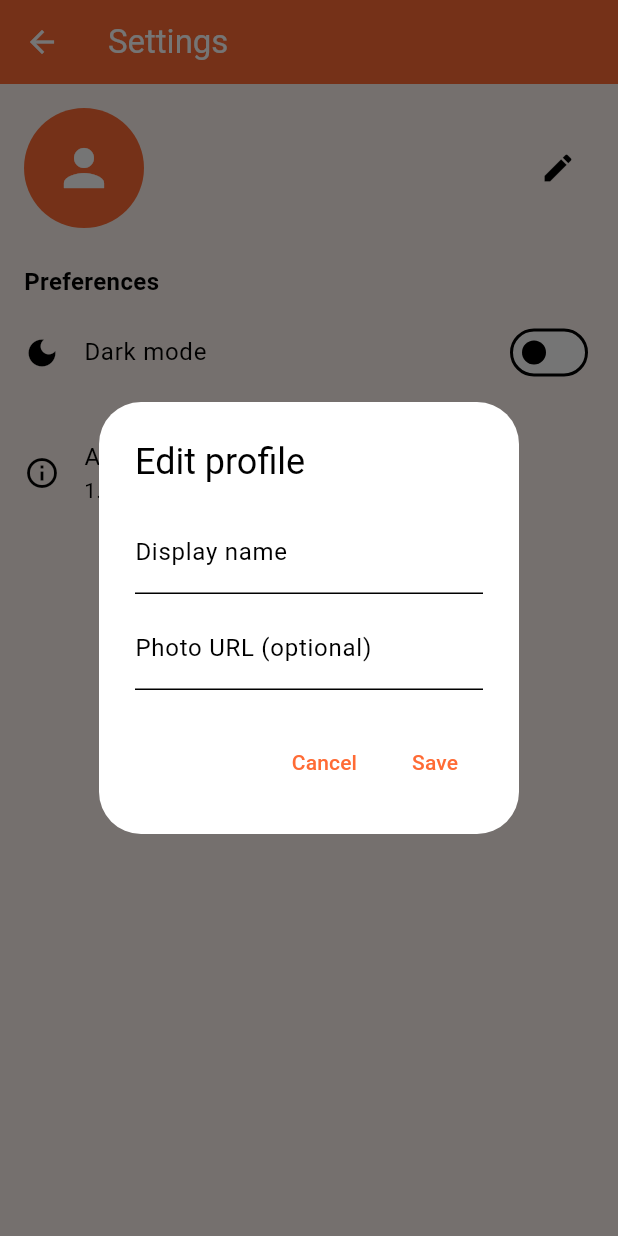
After one commit to TheAbdeL/ChatApp_Light, a Flutter app: the SettingsPage screen opened directly, after a tap on the "edit" icon, on a phone screen of 412 x 824 dp. The commit adds this screen. Run offline on Flutter 3.47's test engine with Material 3 defaults, Android fonts, the phone set to English and light mode, and no system bars; our stand-ins replace audioplayers, cached_network_image, cloud_firestore, firebase_auth, firebase_core, firebase_storage and 2 more; accounts and stored records are empty.

Commit message:
Ajout de la page des paramètres

```diff
--- a/lib/utils/helpers.dart
+++ b/lib/utils/helpers.dart
@@ -53,7 +53,8 @@ class Helpers {
 
   /// Générer un chatId unique entre deux utilisateurs
   static String getChatId(String userId1, String userId2) {
-    return userId1.hashCode <= userId2.hashCode
+    // Use lexicographic ordering to ensure deterministic ID across devices
+    return userId1.compareTo(userId2) <= 0
         ? '${userId1}_$userId2'
         : '${userId2}_$userId1';
   }
--- /dev/null
+++ b/lib/views/settings_page.dart
@@ -0,0 +1,178 @@
+import 'package:flutter/material.dart';
+import 'package:provider/provider.dart';
+
+import '../services/auth_service.dart';
+import '../providers/theme_provider.dart';
+import '../utils/constants.dart';
+
+class SettingsPage extends StatefulWidget {
+  const SettingsPage({super.key});
+
+  @override
+  State<SettingsPage> createState() => _SettingsPageState();
+}
+
+class _SettingsPageState extends State<SettingsPage> {
+  final AuthService _auth = AuthService();
+
+  String? _displayName;
+  String? _photoUrl;
+  bool _isLoading = true;
+
+  @override
+  void initState() {
+    super.initState();
+    _loadProfile();
+  }
+
+  Future<void> _loadProfile() async {
+    final user = _auth.currentUser;
+    if (user != null) {
+      final data = await _auth.getUserData(user.uid);
+      if (mounted) {
+        setState(() {
+          _displayName = data?.displayName ?? '';
+          _photoUrl = data?.photoUrl;
+          _isLoading = false;
+        });
+      }
+    } else {
+      if (mounted) setState(() => _isLoading = false);
+    }
+  }
+
+
+
+  Future<void> _showEditProfile() async {
+    final nameController = TextEditingController(text: _displayName);
+    final photoController = TextEditingController(text: _photoUrl);
+
+    bool? saved = await showDialog<bool>(
+      context: context,
+      builder: (context) => AlertDialog(
+        title: const Text('Edit profile'),
+        content: Column(
+          mainAxisSize: MainAxisSize.min,
+          children: [
+            TextField(
+              controller: nameController,
+              decoration: const InputDecoration(labelText: 'Display name'),
+            ),
+            const SizedBox(height: 8),
+            TextField(
+              controller: photoController,
+              decoration: const InputDecoration(labelText: 'Photo URL (optional)'),
+            ),
+          ],
+        ),
+        actions: [
+          TextButton(onPressed: () => Navigator.pop(context, false), child: const Text('Cancel')),
+          TextButton(
+            onPressed: () async {
+              final newName = nameController.text.trim();
+              final newPhoto = photoController.text.trim().isEmpty ? null : photoController.text.trim();
+              final res = await _auth.updateProfile(displayName: newName, photoUrl: newPhoto);
+              if (res == null) {
+                if (mounted) {
+                  setState(() {
+                    _displayName = newName;
+                    _photoUrl = newPhoto;
+                  });
+                }
+                Navigator.pop(context, true);
+              } else {
+                if (mounted) ScaffoldMessenger.of(context).showSnackBar(SnackBar(content: Text(res)));
+              }
+            },
+            child: const Text('Save'),
+          ),
+        ],
+      ),
+    );
+
+    if (saved == true) {
+      // optionally do something after save
+    }
+  }
+
+  @override
+  Widget build(BuildContext context) {
+    final isDark = Theme.of(context).brightness == Brightness.dark;
+
+    return Scaffold(
+      appBar: AppBar(
+        title: const Text('Settings'),
+        backgroundColor: isDark ? const Color(0xFF1E1E1E) : AppConstants.appBarColor,
+      ),
+      body: _isLoading
+          ? const Center(child: CircularProgressIndicator())
+          : ListView(
+              padding: const EdgeInsets.all(16),
+              children: [
+                Row(
+                  children: [
+                    CircleAvatar(
+                      radius: 40,
+                      backgroundImage: _photoUrl != null && _photoUrl!.isNotEmpty
+                          ? NetworkImage(_photoUrl!) as ImageProvider
+                          : null,
+                      child: (_photoUrl == null || _photoUrl!.isEmpty) ? const Icon(Icons.person, size: 40) : null,
+                    ),
+                    const SizedBox(width: 16),
+                    Expanded(
+                      child: Column(
+                        crossAxisAlignment: CrossAxisAlignment.start,
+                        children: [
+                          Text(
+                            _displayName ?? 'Unknown',
+                            style: const TextStyle(fontSize: 18, fontWeight: FontWeight.bold),
+                          ),
+                          const SizedBox(height: 4),
+                          Text(
+                            _auth.currentUser?.email ?? '',
+                            style: TextStyle(color: isDark ? Colors.white70 : Colors.grey[700]),
+                          ),
+                        ],
+                      ),
+                    ),
+                    IconButton(
+                      icon: const Icon(Icons.edit),
+                      onPressed: _showEditProfile,
+                    ),
+                  ],
+                ),
+
+                const SizedBox(height: 24),
+
+                const Text('Preferences', style: TextStyle(fontSize: 16, fontWeight: FontWeight.w600)),
+                const SizedBox(height: 8),
+
+
+
+                // Dark mode toggle using ThemeProvider
+                Consumer<ThemeProvider>(
+                  builder: (context, theme, child) {
+                    return SwitchListTile(
+                      contentPadding: EdgeInsets.zero,
+                      title: const Text('Dark mode'),
+                      secondary: const Icon(Icons.dark_mode),
+                      value: theme.isDarkMode,
+                      onChanged: (val) => theme.setTheme(val),
+                    );
+                  },
+                ),
+
+                const SizedBox(height: 16),
+
+                // Other settings placeholder
+                ListTile(
+                  contentPadding: EdgeInsets.zero,
+                  leading: const Icon(Icons.info_outline),
+                  title: const Text('App version'),
+                  subtitle: const Text('1.0.0'),
+                ),
+              ],
+            ),
+    );
+  }
+}
```
Also changed, not shown: lib/models/chat_model.dart (+25 -0 lines), lib/services/chat_service.dart (+207 -14 lines), lib/views/chat_page.dart (+46 -8 lines), lib/views/create_group_page.dart (added, +9 -0 lines), lib/views/group_chat_page.dart (added, +9 -0 lines), lib/views/users_page.dart (+15 -1 lines), lib/widgets/chat_input.dart (+27 -3 lines), lib/widgets/drawer.dart (added, +114 -0 lines), pubspec.lock.
